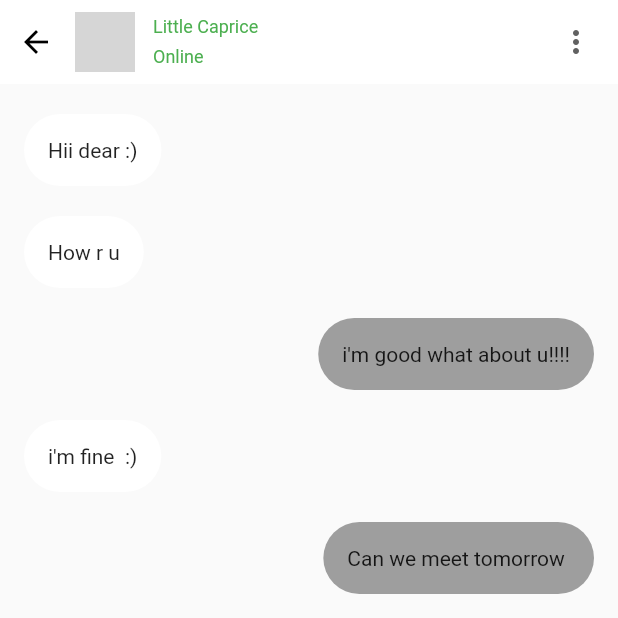
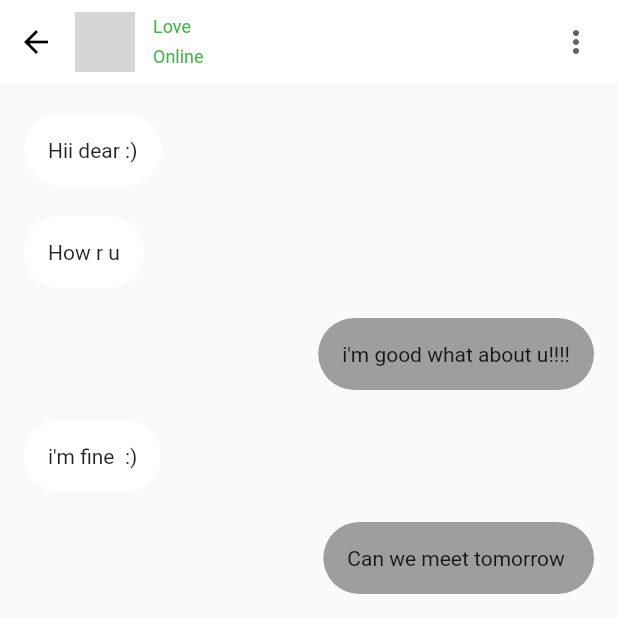
Before and after one commit to SagarOcean/FlutterChatApp, a Flutter app: the screen it shows after launch, after a tap on "Love", on a phone screen of 412 x 824 dp, the top half of it. Run offline on Flutter 3.47's test engine with Material 2 defaults, Android fonts, the phone set to English and light mode, and no system bars; network calls fail; grey boxes are pictures that could not be loaded.

Commit message:
chat messages

```diff
--- a/lib/components/chat.dart
+++ b/lib/components/chat.dart
@@ -21,7 +21,7 @@ class _ChatUserState extends State<ChatUserList> {
       return GestureDetector(
         onTap: (){
           Navigator.push(context, MaterialPageRoute(builder: (context){
-            return ChatDetailPage();
+            return ChatDetailPage(text: widget.text,imageUrl: widget.imageUrl,);
           }));
         },
         child: Container(
--- a/lib/components/chat_detail_page_appbar.dart
+++ b/lib/components/chat_detail_page_appbar.dart
@@ -2,6 +2,11 @@ import 'package:flutter/cupertino.dart';
 import 'package:flutter/material.dart';
 
 class ChatDetailAppBar extends StatelessWidget implements PreferredSizeWidget{
+  String text;
+  String imageUrl;
+
+  ChatDetailAppBar({@required this.text,@required this.imageUrl});
+
   @override
   Widget build(BuildContext context) {
     return AppBar(
@@ -21,7 +26,7 @@ class ChatDetailAppBar extends StatelessWidget implements PreferredSizeWidget{
               ),
               SizedBox(width: 2,),
               CircleAvatar(
-                backgroundImage: NetworkImage("https://wallpapercave.com/wp/wp4272495.jpg"),
+                backgroundImage: NetworkImage(imageUrl),
                 maxRadius: 20,
               ),
               SizedBox(width: 12,),
@@ -30,7 +35,7 @@ class ChatDetailAppBar extends StatelessWidget implements PreferredSizeWidget{
                   crossAxisAlignment: CrossAxisAlignment.start,
                   mainAxisAlignment: MainAxisAlignment.center,
                   children: <Widget>[
-                    Text("Little Caprice",style: TextStyle(color: Colors.green,fontSize: 12),),
+                    Text(text,style: TextStyle(color: Colors.green,fontSize: 12),),
                     SizedBox(height: 6,),
                     Text("Online",style: TextStyle(color: Colors.green,fontSize: 12),),
                   ],
--- a/lib/modules/chat_detail_page.dart
+++ b/lib/modules/chat_detail_page.dart
@@ -11,7 +11,13 @@ enum MessageType{
   Receiver,
 }
 
+// ignore: must_be_immutable
 class ChatDetailPage extends StatefulWidget{
+  String text;
+  String imageUrl;
+
+  ChatDetailPage({@required this.text, @required this.imageUrl});
+
   @override
   _ChatDetailPageState createState() => _ChatDetailPageState();
 }
@@ -30,7 +36,6 @@ class _ChatDetailPageState extends State<ChatDetailPage> {
     SendMenuItems(color: Colors.amber, iconData: Icons.image, text: "Photos & Videos"),
     SendMenuItems(color: Colors.blue, iconData: Icons.insert_drive_file, text: "Documents"),
     SendMenuItems(color: Colors.orange, iconData: Icons.music_note, text: "Audio"),
-    SendMenuItems(color: Colors.green, iconData: Icons.location_on, text: "Location"),
     SendMenuItems(color: Colors.purple, iconData: Icons.person, text: "Contacts"),
 
   ];
@@ -41,7 +46,7 @@ class _ChatDetailPageState extends State<ChatDetailPage> {
         builder: (context){
           return Expanded(
             child: Container(
-              height: MediaQuery.of(context).size.height/1.5,
+              height: MediaQuery.of(context).size.height/2,
               color: Color(0xff737373),
               child: Container(
                 decoration: BoxDecoration(
@@ -95,7 +100,7 @@ class _ChatDetailPageState extends State<ChatDetailPage> {
   @override
   Widget build(BuildContext context) {
     return Scaffold(
-      appBar: ChatDetailAppBar(),
+      appBar: ChatDetailAppBar(text: widget.text,imageUrl: widget.imageUrl,),
       body: Stack(
         children: <Widget>[
           ListView.builder(
--- a/pubspec.yaml
+++ b/pubspec.yaml
@@ -23,6 +23,8 @@ environment:
 dependencies:
   flutter:
     sdk: flutter
+  audioplayers: ^0.14.1
+  file_picker: ^1.2.0
 
 
   # The following adds the Cupertino Icons font to your application.
```
Also changed, not shown: pubspec.lock.
